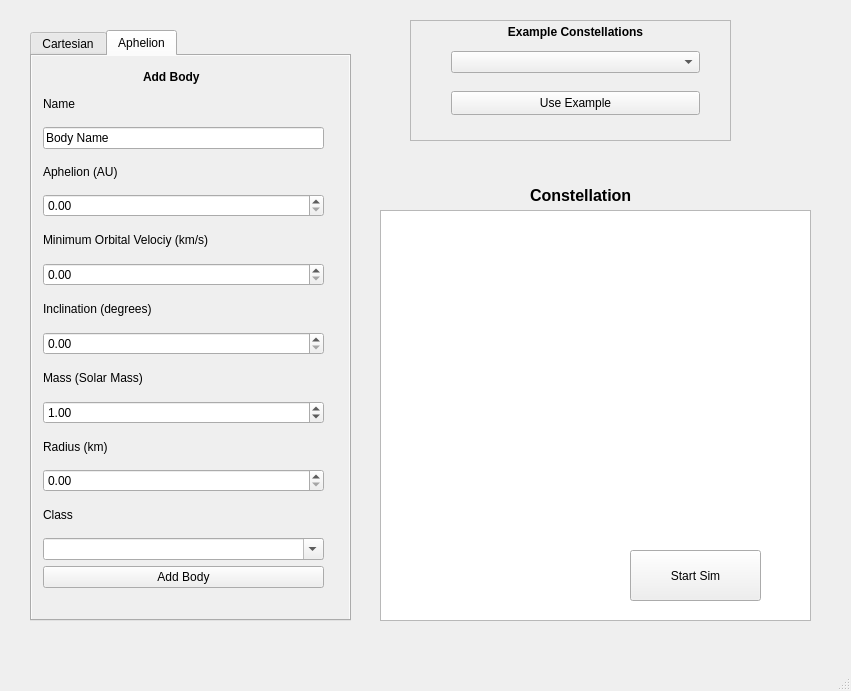
Qt form orbit_sim.ui (DerkNiessink/orbit_sim) before a commit.
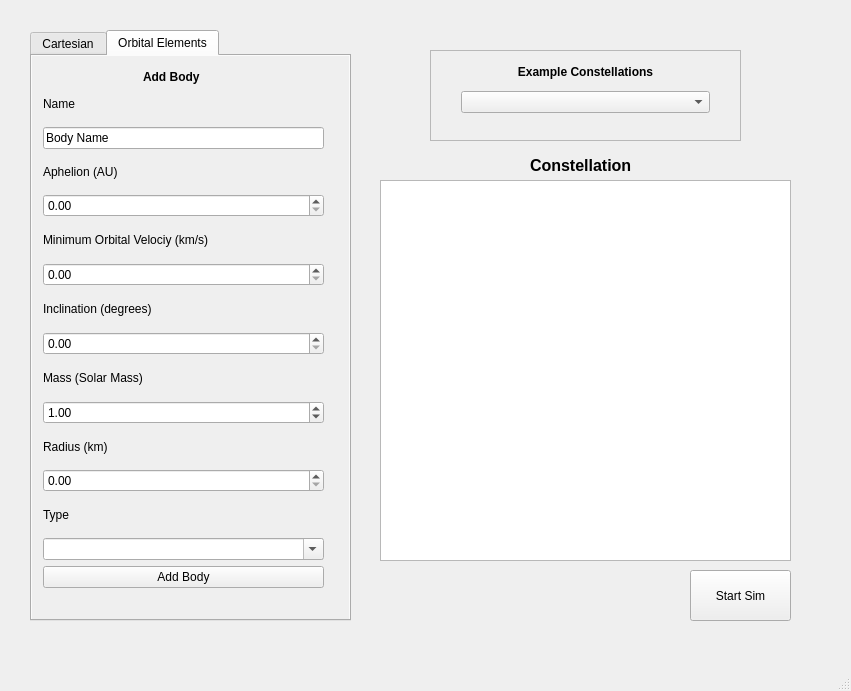
The same form after that commit. The open tabs and pages were chosen to show the change.

Commit message: Show constellation when example is highlighted

```diff
--- a/orbit_sim.ui
+++ b/orbit_sim.ui
@@ -17,9 +17,9 @@
    <widget class="QPushButton" name="start_PushButton">
     <property name="geometry">
      <rect>
-      <x>630</x>
-      <y>550</y>
-      <width>131</width>
+      <x>690</x>
+      <y>570</y>
+      <width>101</width>
       <height>51</height>
      </rect>
     </property>
@@ -31,9 +31,9 @@
     <property name="geometry">
      <rect>
       <x>380</x>
-      <y>210</y>
-      <width>431</width>
-      <height>411</height>
+      <y>180</y>
+      <width>411</width>
+      <height>381</height>
      </rect>
     </property>
     <property name="html">
@@ -47,10 +47,10 @@
    <widget class="QScrollArea" name="scrollArea_2">
     <property name="geometry">
      <rect>
-      <x>410</x>
-      <y>20</y>
-      <width>321</width>
-      <height>121</height>
+      <x>430</x>
+      <y>50</y>
+      <width>311</width>
+      <height>91</height>
      </rect>
     </property>
     <property name="widgetResizable">
@@ -61,15 +61,15 @@
       <rect>
        <x>0</x>
        <y>0</y>
-       <width>319</width>
-       <height>119</height>
+       <width>309</width>
+       <height>89</height>
       </rect>
      </property>
      <widget class="QComboBox" name="constellation_ComboBox">
       <property name="geometry">
        <rect>
-        <x>40</x>
-        <y>30</y>
+        <x>30</x>
+        <y>40</y>
         <width>249</width>
         <height>22</height>
        </rect>
@@ -87,8 +87,8 @@
      <widget class="QLabel" name="label_1">
       <property name="geometry">
        <rect>
-        <x>40</x>
-        <y>0</y>
+        <x>30</x>
+        <y>10</y>
         <width>249</width>
         <height>21</height>
        </rect>
@@ -109,26 +109,13 @@
        <set>Qt::AlignCenter</set>
       </property>
      </widget>
-     <widget class="QPushButton" name="example_PushButton">
-      <property name="geometry">
-       <rect>
-        <x>40</x>
-        <y>70</y>
-        <width>249</width>
-        <height>24</height>
-       </rect>
-      </property>
-      <property name="text">
-       <string>Use Example</string>
-      </property>
-     </widget>
     </widget>
    </widget>
    <widget class="QLabel" name="label_13">
     <property name="geometry">
      <rect>
       <x>530</x>
-      <y>180</y>
+      <y>150</y>
       <width>141</width>
       <height>31</height>
      </rect>
@@ -460,7 +447,7 @@
     </widget>
     <widget class="QWidget" name="tab_2">
      <attribute name="title">
-      <string>Aphelion</string>
+      <string>Orbital Elements</string>
      </attribute>
      <widget class="QScrollArea" name="scrollArea_3">
       <property name="geometry">
@@ -596,7 +583,7 @@
          <item>
           <widget class="QLabel" name="label_24">
            <property name="text">
-            <string>Class</string>
+            <string>Type</string>
            </property>
           </widget>
          </item>
```
Left out of the diff: 4 changed lines with no effect on the pictures. The commit also changes 1 other file.
